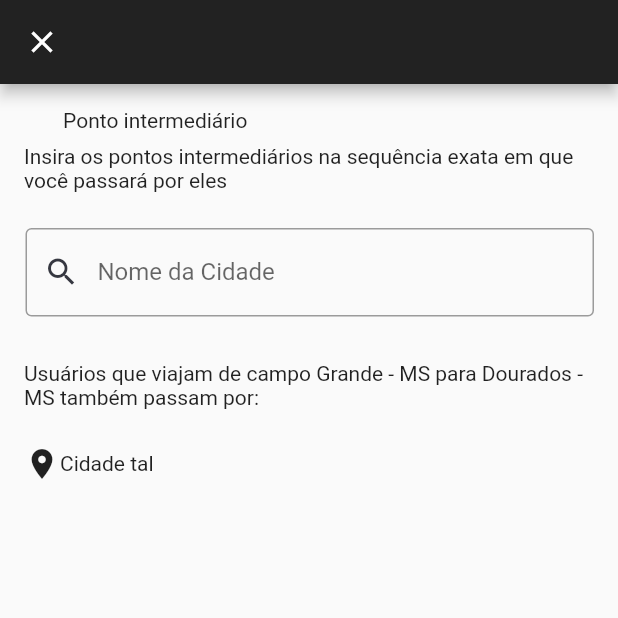
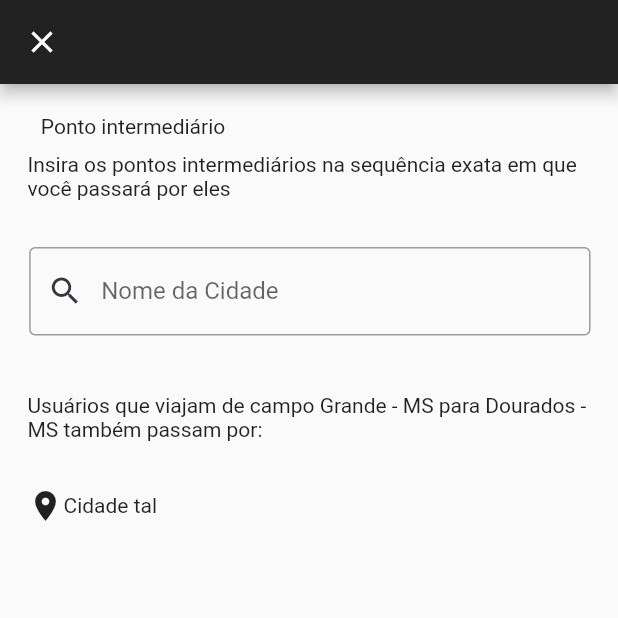
Before and after one commit to BrunoVieiraL/envio_facil, a Flutter app: the MiddlePointPage screen opened by its route, on a phone screen of 412 x 824 dp, the top half of it. Run offline on Flutter 3.47's test engine with Material 2 defaults, Android fonts, the phone set to English and light mode, and no system bars; our stand-ins replace dio, flutter_screenutil, geolocator, google_maps_flutter; missing offline and left inert: flutter_polyline_points, geocode.

Commit message:
responsive UI on middle_point_page

```diff
--- a/lib/views/middle_point_page.dart
+++ b/lib/views/middle_point_page.dart
@@ -1,4 +1,5 @@
 import 'package:flutter/material.dart';
+import 'package:flutter_screenutil/flutter_screenutil.dart';
 
 class MiddlePointPage extends StatelessWidget {
   const MiddlePointPage({super.key});
@@ -17,26 +18,30 @@ class MiddlePointPage extends StatelessWidget {
       ),
       body: Column(
         children: [
-          const Padding(
+          Padding(
             padding: EdgeInsets.only(
-              right: 205,
-              bottom: 8,
-              top: 16,
+              right: 205.w,
+              bottom: 8.w,
+              top: 16.h,
             ),
-            child: Text('Ponto intermediário'),
+            child: const Text('Ponto intermediário'),
           ),
-          const Padding(
+          Padding(
             padding: EdgeInsets.only(
-              left: 16,
-              right: 16,
-              bottom: 24,
+              left: 16.w,
+              right: 16.w,
+              bottom: 24.h,
             ),
-            child: Text(
+            child: const Text(
                 'Insira os pontos intermediários na sequência exata em que você passará por eles'),
           ),
-          const Padding(
-            padding: EdgeInsets.only(left: 17, right: 16, bottom: 30),
-            child: TextField(
+          Padding(
+            padding: EdgeInsets.only(
+              left: 17.w,
+              right: 16.w,
+              bottom: 30.h,
+            ),
+            child: const TextField(
               decoration: InputDecoration(
                 prefixIcon: Icon(Icons.search, color: Color(0xFF353740)),
                 label: Text('Nome da Cidade'),
@@ -44,17 +49,20 @@ class MiddlePointPage extends StatelessWidget {
               ),
             ),
           ),
-          const Padding(
+          Padding(
             padding: EdgeInsets.only(
-              left: 16,
-              right: 16,
-              bottom: 24,
+              left: 16.w,
+              right: 16.w,
+              bottom: 24.h,
             ),
-            child: Text(
+            child: const Text(
                 'Usuários que viajam de campo Grande - MS para Dourados - MS também passam por:'),
           ),
           Padding(
-            padding: const EdgeInsets.only(left: 16, right: 16),
+            padding: EdgeInsets.only(
+              left: 16.w,
+              right: 16.w,
+            ),
             child: Row(
               children: const [
                 Icon(Icons.location_on),
```
